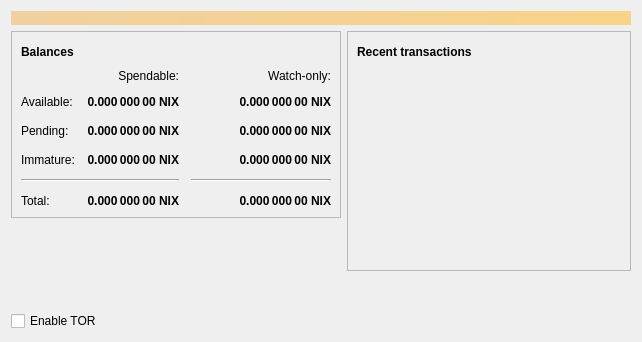
First picture: the form in src/qt/forms/overviewpage.ui, repository koifinance/NixCore, before the edit.
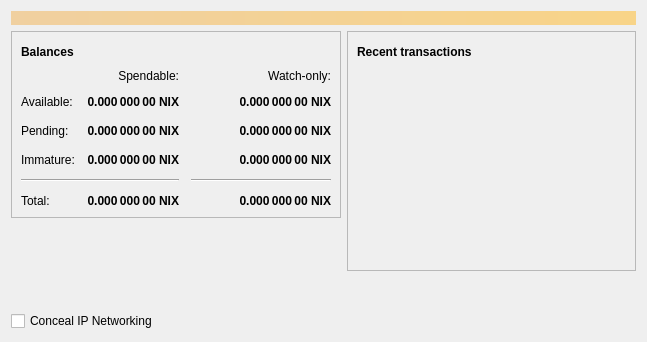
Second picture: the form after the edit. Icons and pictures are not drawn.

```diff
--- a/src/qt/forms/overviewpage.ui
+++ b/src/qt/forms/overviewpage.ui
@@ -6,7 +6,7 @@
    <rect>
     <x>0</x>
     <y>0</y>
-    <width>642</width>
+    <width>647</width>
     <height>342</height>
    </rect>
   </property>
@@ -422,7 +422,7 @@
        <item>
         <widget class="QCheckBox" name="checkboxEnabledTor">
          <property name="text">
-          <string>Enable TOR</string>
+          <string>Conceal IP Networking</string>
          </property>
         </widget>
        </item>
```
Left out of the diff: 4 changed lines with no effect on the pictures.
